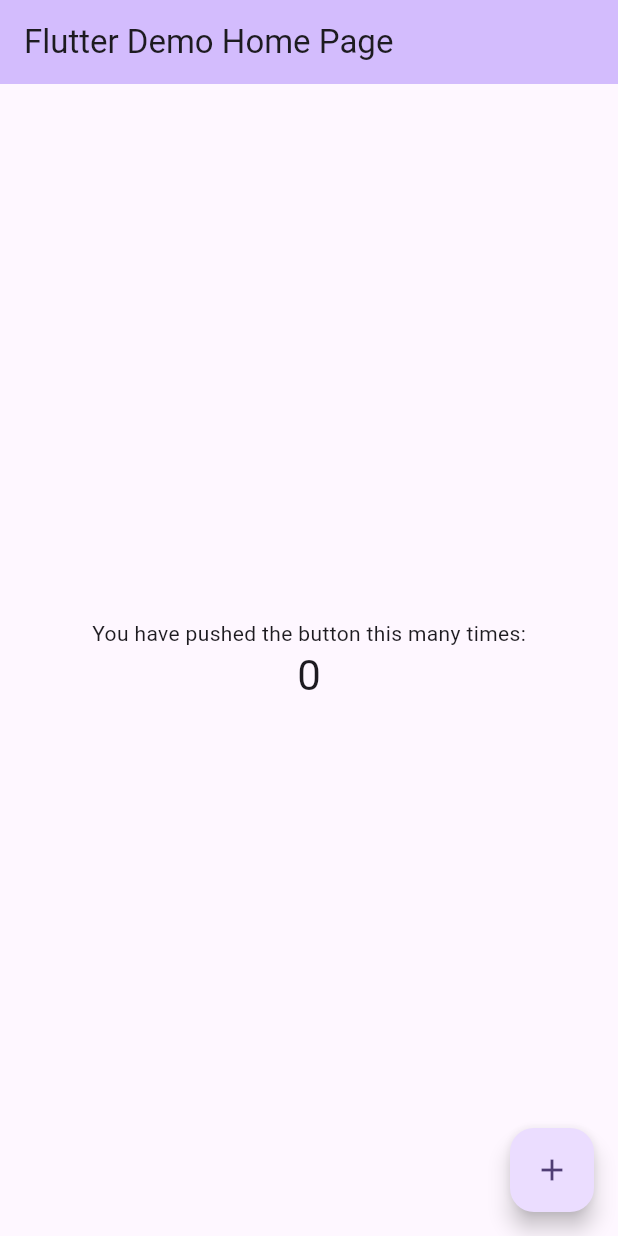
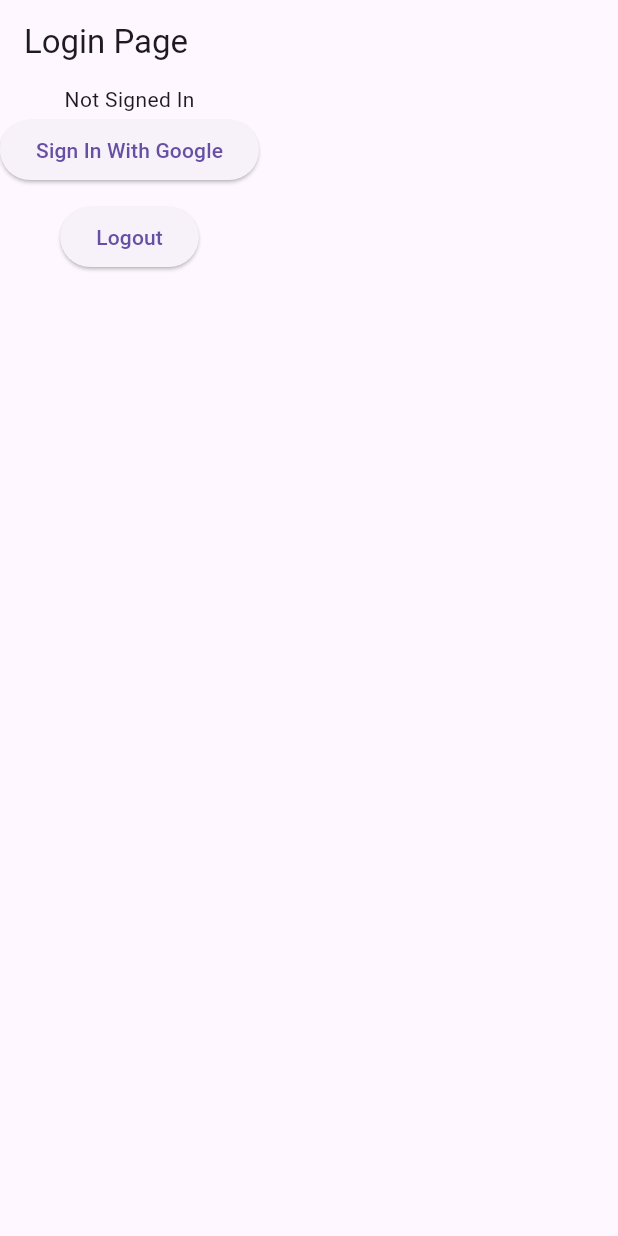
Before and after one commit to PatrickJohn243/in_turn, a Flutter app: the screen it shows after launch, on a phone screen of 412 x 824 dp. Run offline on Flutter 3.47's test engine with Material 3 defaults, Android fonts, the phone set to English and light mode, and no system bars; our stand-ins replace flutter_dotenv, google_sign_in, supabase_flutter; accounts and stored records are empty.

Commit message:
feat: add google auth

```diff
--- a/lib/main.dart
+++ b/lib/main.dart
@@ -1,125 +1,26 @@
 import 'package:flutter/material.dart';
+import 'package:supabase_flutter/supabase_flutter.dart';
+import 'package:flutter_dotenv/flutter_dotenv.dart';
+import 'package:inturn/views/login_page..dart';
 
-void main() {
+void main() async {
+  await dotenv.load(fileName: '.env');
+  await Supabase.initialize(
+    url: dotenv.env['SUPABASE_URL'] ?? '',
+    anonKey: dotenv.env['ANON_KEY'] ?? '',
+  );
   runApp(const MyApp());
 }
+
+final supabase = Supabase.instance.client;
 
 class MyApp extends StatelessWidget {
   const MyApp({super.key});
 
-  // This widget is the root of your application.
   @override
   Widget build(BuildContext context) {
-    return MaterialApp(
-      title: 'Flutter Demo',
-      theme: ThemeData(
-        // This is the theme of your application.
-        //
-        // TRY THIS: Try running your application with "flutter run". You'll see
-        // the application has a purple toolbar. Then, without quitting the app,
-        // try changing the seedColor in the colorScheme below to Colors.green
-        // and then invoke "hot reload" (save your changes or press the "hot
-        // reload" button in a Flutter-supported IDE, or press "r" if you used
-        // the command line to start the app).
-        //
-        // Notice that the counter didn't reset back to zero; the application
-        // state is not lost during the reload. To reset the state, use hot
-        // restart instead.
-        //
-        // This works for code too, not just values: Most code changes can be
-        // tested with just a hot reload.
-        colorScheme: ColorScheme.fromSeed(seedColor: Colors.deepPurple),
-        useMaterial3: true,
-      ),
-      home: const MyHomePage(title: 'Flutter Demo Home Page'),
+    return const MaterialApp(
+      home: LoginPage(),
     );
   }
 }
-
-class MyHomePage extends StatefulWidget {
-  const MyHomePage({super.key, required this.title});
-
-  // This widget is the home page of your application. It is stateful, meaning
-  // that it has a State object (defined below) that contains fields that affect
-  // how it looks.
-
-  // This class is the configuration for the state. It holds the values (in this
-  // case the title) provided by the parent (in this case the App widget) and
-  // used by the build method of the State. Fields in a Widget subclass are
-  // always marked "final".
-
-  final String title;
-
-  @override
-  State<MyHomePage> createState() => _MyHomePageState();
-}
-
-class _MyHomePageState extends State<MyHomePage> {
-  int _counter = 0;
-
-  void _incrementCounter() {
-    setState(() {
-      // This call to setState tells the Flutter framework that something has
-      // changed in this State, which causes it to rerun the build method below
-      // so that the display can reflect the updated values. If we changed
-      // _counter without calling setState(), then the build method would not be
-      // called again, and so nothing would appear to happen.
-      _counter++;
-    });
-  }
-
-  @override
-  Widget build(BuildContext context) {
-    // This method is rerun every time setState is called, for instance as done
-    // by the _incrementCounter method above.
-    //
-    // The Flutter framework has been optimized to make rerunning build methods
-    // fast, so that you can just rebuild anything that needs updating rather
-    // than having to individually change instances of widgets.
-    return Scaffold(
-      appBar: AppBar(
-        // TRY THIS: Try changing the color here to a specific color (to
-        // Colors.amber, perhaps?) and trigger a hot reload to see the AppBar
-        // change color while the other colors stay the same.
-        backgroundColor: Theme.of(context).colorScheme.inversePrimary,
-        // Here we take the value from the MyHomePage object that was created by
-        // the App.build method, and use it to set our appbar title.
-        title: Text(widget.title),
-      ),
-      body: Center(
-        // Center is a layout widget. It takes a single child and positions it
-        // in the middle of the parent.
-        child: Column(
-          // Column is also a layout widget. It takes a list of children and
-          // arranges them vertically. By default, it sizes itself to fit its
-          // children horizontally, and tries to be as tall as its parent.
-          //
-          // Column has various properties to control how it sizes itself and
-          // how it positions its children. Here we use mainAxisAlignment to
-          // center the children vertically; the main axis here is the vertical
-          // axis because Columns are vertical (the cross axis would be
-          // horizontal).
-          //
-          // TRY THIS: Invoke "debug painting" (choose the "Toggle Debug Paint"
-          // action in the IDE, or press "p" in the console), to see the
-          // wireframe for each widget.
-          mainAxisAlignment: MainAxisAlignment.center,
-          children: <Widget>[
-            const Text(
-              'You have pushed the button this many times:',
-            ),
-            Text(
-              '$_counter',
-              style: Theme.of(context).textTheme.headlineMedium,
-            ),
-          ],
-        ),
-      ),
-      floatingActionButton: FloatingActionButton(
-        onPressed: _incrementCounter,
-        tooltip: 'Increment',
-        child: const Icon(Icons.add),
-      ), // This trailing comma makes auto-formatting nicer for build methods.
-    );
-  }
-}
--- /dev/null
+++ b/lib/views/login_page..dart
@@ -0,0 +1,51 @@
+import 'package:flutter/material.dart';
+import 'package:inturn/main.dart';
+import 'package:inturn/services/google_auth.dart';
+
+class LoginPage extends StatefulWidget {
+  const LoginPage({super.key});
+
+  @override
+  State<LoginPage> createState() => _LoginPageState();
+}
+
+String? _userId;
+
+class _LoginPageState extends State<LoginPage> {
+  @override
+  void initState() {
+    super.initState();
+    supabase.auth.onAuthStateChange.listen((data) {
+      setState(() {
+        _userId = data.session?.user.id;
+      });
+    });
+  }
+
+  @override
+  Widget build(BuildContext context) {
+    return Scaffold(
+      appBar: AppBar(
+        title: const Text('Login Page'),
+      ),
+      body: Column(
+        children: [
+          Text(_userId ?? 'Not Signed In'),
+          ElevatedButton(
+              onPressed: () async {
+                googleAuthLogin();
+              },
+              child: const Text("Sign In With Google")),
+          const SizedBox(
+            height: 10,
+          ),
+          ElevatedButton(
+              onPressed: () async {
+                googleAuthLogout();
+              },
+              child: const Text('Logout'))
+        ],
+      ),
+    );
+  }
+}
```
Also changed, not shown: lib/services/google_auth.dart (added, +45 -0 lines), pubspec.yaml (+7 -7 lines), lib/routes/app_router.dart (added), pubspec.lock, 7 other files.
